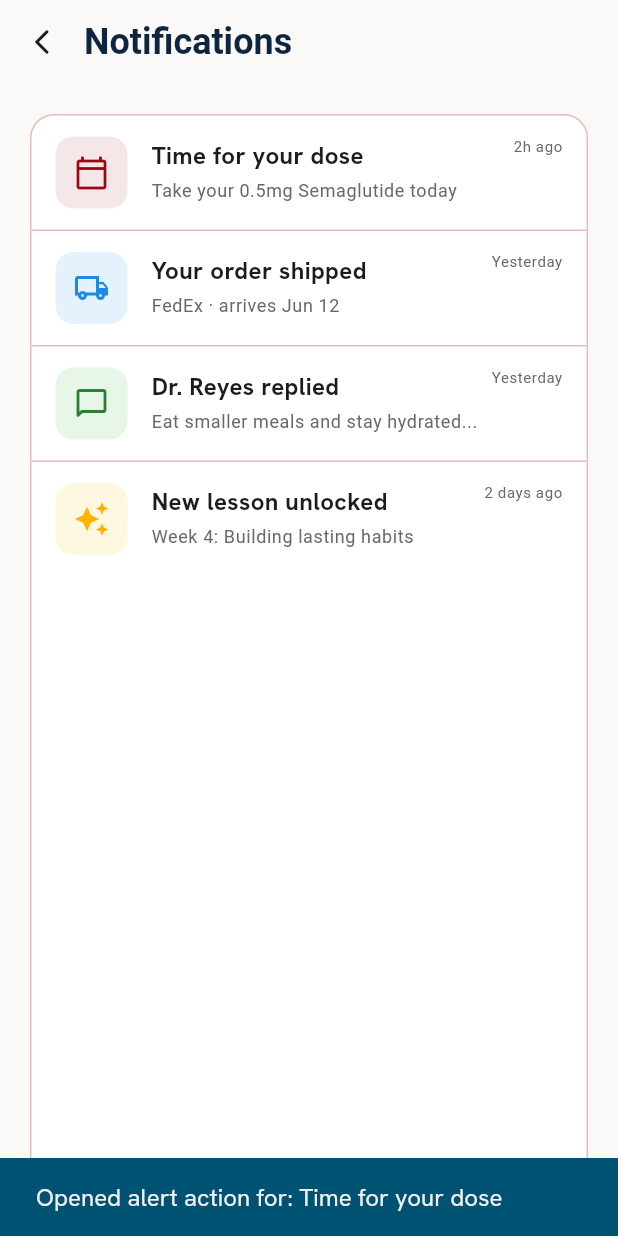
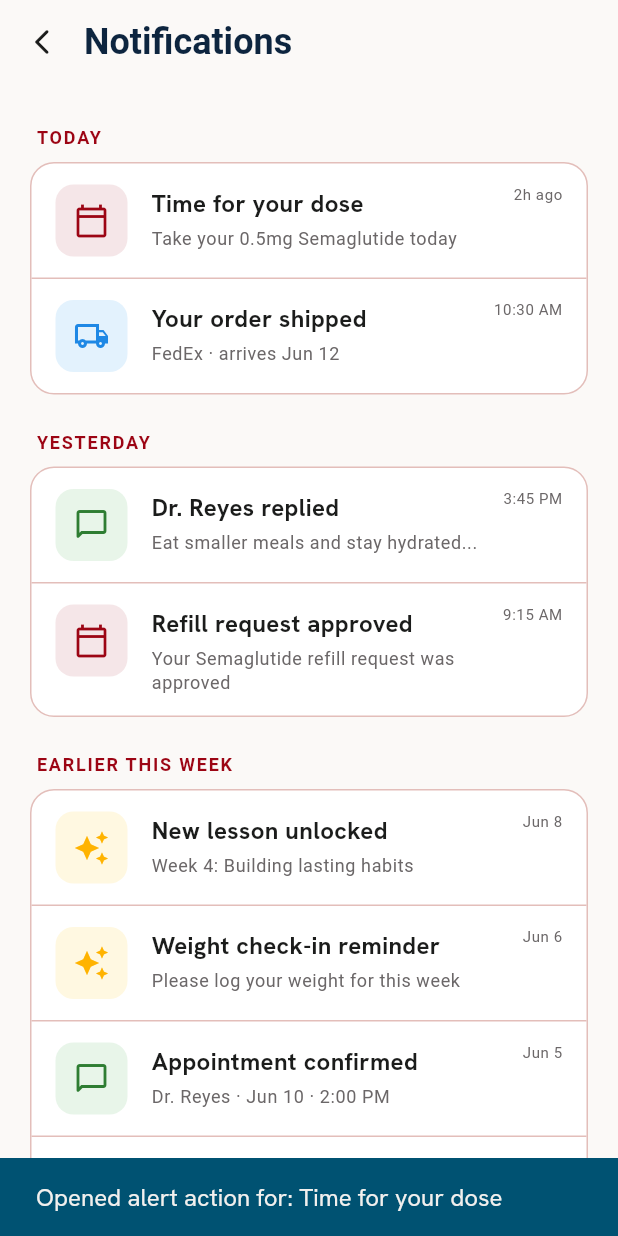
Before and after one commit to Santanu-002/inspirelymd_patient, a Flutter app: the NotificationsScreen screen opened by its route, after a tap on "Time for your dose", on a phone screen of 412 x 824 dp. Run offline on Flutter 3.47's test engine with Material 3 defaults, Android fonts, the phone set to English and light mode, and no system bars; our stand-ins replace device_info_plus, dio, equatable, flutter_secure_storage, flutter_svg, fpdart and 9 more; accounts and stored records are empty.

Commit message:
feat: group notifications by date category cards with additional items

```diff
--- a/lib/features/dashboard/presentation/controllers/notifications_controller.dart
+++ b/lib/features/dashboard/presentation/controllers/notifications_controller.dart
@@ -17,26 +17,70 @@ class NotificationsController extends GetxController {
         'subtitle': 'Take your 0.5mg Semaglutide today',
         'time': '2h ago',
         'icon': 'medication',
+        'group': 'Today',
       },
       {
         'title': 'Your order shipped',
         'subtitle': 'FedEx · arrives Jun 12',
-        'time': 'Yesterday',
+        'time': '10:30 AM',
         'icon': 'shipping',
+        'group': 'Today',
       },
       {
         'title': 'Dr. Reyes replied',
         'subtitle': 'Eat smaller meals and stay hydrated...',
-        'time': 'Yesterday',
+        'time': '3:45 PM',
         'icon': 'reply',
+        'group': 'Yesterday',
+      },
+      {
+        'title': 'Refill request approved',
+        'subtitle': 'Your Semaglutide refill request was approved',
+        'time': '9:15 AM',
+        'icon': 'medication',
+        'group': 'Yesterday',
       },
       {
         'title': 'New lesson unlocked',
         'subtitle': 'Week 4: Building lasting habits',
-        'time': '2 days ago',
+        'time': 'Jun 8',
         'icon': 'lesson',
+        'group': 'Earlier this week',
+      },
+      {
+        'title': 'Weight check-in reminder',
+        'subtitle': 'Please log your weight for this week',
+        'time': 'Jun 6',
+        'icon': 'lesson',
+        'group': 'Earlier this week',
+      },
+      {
+        'title': 'Appointment confirmed',
+        'subtitle': 'Dr. Reyes · Jun 10 · 2:00 PM',
+        'time': 'Jun 5',
+        'icon': 'reply',
+        'group': 'Earlier this week',
+      },
+      {
+        'title': 'Payment successful',
+        'subtitle': '\$299 charged for Semaglutide program',
+        'time': 'Jun 2',
+        'icon': 'shipping',
+        'group': 'Earlier this week',
       },
     ]);
+  }
+
+  Map<String, List<Map<String, dynamic>>> get groupedNotifications {
+    final Map<String, List<Map<String, dynamic>>> groups = {};
+    for (var item in notificationsList) {
+      final group = item['group'] as String? ?? 'Earlier';
+      if (!groups.containsKey(group)) {
+        groups[group] = [];
+      }
+      groups[group]!.add(item);
+    }
+    return groups;
   }
 
   void triggerBack() {
--- a/lib/features/dashboard/presentation/screens/notifications_screen.dart
+++ b/lib/features/dashboard/presentation/screens/notifications_screen.dart
@@ -25,13 +25,33 @@ class NotificationsScreen extends GetView<NotificationsController> {
         ),
       ),
       child: Obx(() {
-        return AppCard(
+        final grouped = controller.groupedNotifications;
+
+        return Column(
+          crossAxisAlignment: CrossAxisAlignment.stretch,
+          children: grouped.entries.map((entry) {
+            final groupTitle = entry.key;
+            final groupItems = entry.value;
+
+            return Column(
+              crossAxisAlignment: CrossAxisAlignment.stretch,
+              children: [
+                Padding(
+                  padding: const EdgeInsets.only(top: 8, bottom: 8, left: 4),
+                  child: Text(
+                    groupTitle.toUpperCase(),
+                    style: theme.textTheme.labelMedium?.copyWith(
+                      color: theme.colorScheme.primary,
+                      fontWeight: FontWeight.bold,
+                      letterSpacing: 1.2,
+                    ),
+                  ),
+                ),
+                AppCard(
                   padding: EdgeInsets.zero,
                   child: Column(
-            children: List.generate(controller.notificationsList.length, (
-              index,
-            ) {
-              final item = controller.notificationsList[index];
+                    children: List.generate(groupItems.length, (index) {
+                      final item = groupItems[index];
 
                       IconData notifyIcon;
                       Color iconBg;
@@ -40,7 +60,9 @@ class NotificationsScreen extends GetView<NotificationsController> {
                       switch (item['icon']) {
                         case 'medication':
                           notifyIcon = Icons.calendar_today_outlined;
-                  iconBg = theme.colorScheme.primary.withValues(alpha: 0.1);
+                          iconBg = theme.colorScheme.primary.withValues(
+                            alpha: 0.1,
+                          );
                           iconColor = theme.colorScheme.primary;
                           break;
                         case 'shipping':
@@ -69,8 +91,9 @@ class NotificationsScreen extends GetView<NotificationsController> {
                               vertical: 14,
                             ),
                             child: InkWell(
-                      onTap: () =>
-                          controller.openNotificationAction(item['title']),
+                              onTap: () => controller.openNotificationAction(
+                                item['title'],
+                              ),
                               child: Row(
                                 crossAxisAlignment: CrossAxisAlignment.start,
                                 children: [
@@ -82,19 +105,23 @@ class NotificationsScreen extends GetView<NotificationsController> {
                                   const SizedBox(width: 16),
                                   Expanded(
                                     child: Column(
-                              crossAxisAlignment: CrossAxisAlignment.start,
+                                      crossAxisAlignment:
+                                          CrossAxisAlignment.start,
                                       children: [
                                         Text(
                                           item['title'],
-                                  style: theme.textTheme.bodyMedium?.copyWith(
+                                          style: theme.textTheme.bodyMedium
+                                              ?.copyWith(
                                                 fontWeight: FontWeight.bold,
                                               ),
                                         ),
                                         const SizedBox(height: 4),
                                         Text(
                                           item['subtitle'],
-                                  style: theme.textTheme.bodySmall?.copyWith(
-                                    color: theme.colorScheme.textMuted,
+                                          style: theme.textTheme.bodySmall
+                                              ?.copyWith(
+                                                color:
+                                                    theme.colorScheme.textMuted,
                                                 height: 1.3,
                                               ),
                                         ),
@@ -113,12 +140,17 @@ class NotificationsScreen extends GetView<NotificationsController> {
                               ),
                             ),
                           ),
-                  if (index < controller.notificationsList.length - 1)
+                          if (index < groupItems.length - 1)
                             const Divider(height: 1),
                         ],
                       );
                     }),
                   ),
+                ),
+                const SizedBox(height: 16),
+              ],
+            );
+          }).toList(),
         );
       }),
     );
```
Lines whose indentation alone changed are shown as unchanged.
